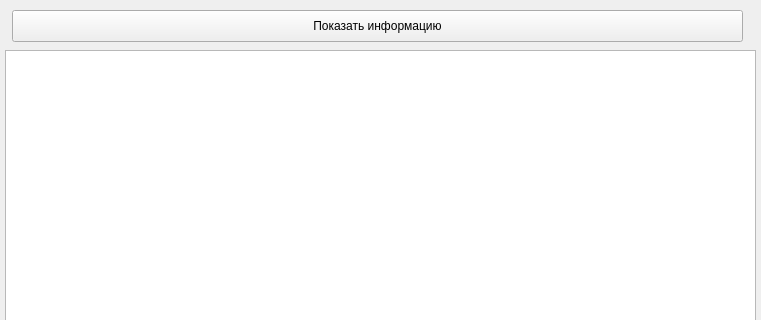
Above: main.ui from dotrey7/coffee_liceum before the change; both pictures show x 0 to 761 and y 0 to 320 of the 761 by 546 pixel window. Below: the same form after it.
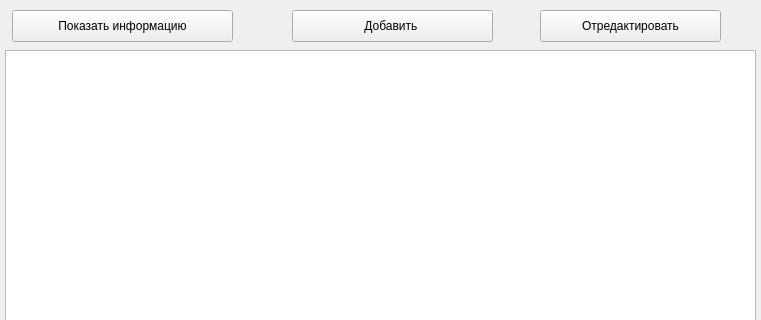
That is the form after the change.

Diff of the .ui file:
```diff
--- a/main.ui
+++ b/main.ui
@@ -29,7 +29,7 @@
      <rect>
       <x>12</x>
       <y>10</y>
-      <width>731</width>
+      <width>221</width>
       <height>32</height>
      </rect>
     </property>
@@ -37,6 +37,32 @@
      <string>Показать информацию</string>
     </property>
    </widget>
+   <widget class="QPushButton" name="add">
+    <property name="geometry">
+     <rect>
+      <x>292</x>
+      <y>10</y>
+      <width>201</width>
+      <height>32</height>
+     </rect>
+    </property>
+    <property name="text">
+     <string>Добавить </string>
+    </property>
+   </widget>
+   <widget class="QPushButton" name="edit">
+    <property name="geometry">
+     <rect>
+      <x>540</x>
+      <y>10</y>
+      <width>181</width>
+      <height>32</height>
+     </rect>
+    </property>
+    <property name="text">
+     <string>Отредактировать</string>
+    </property>
+   </widget>
   </widget>
   <widget class="QMenuBar" name="menubar">
    <property name="geometry">
```
